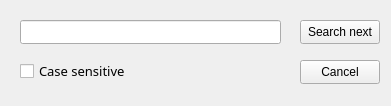
Qt form searchingwindow.ui (Ruha24/YamlEditor) before a commit.
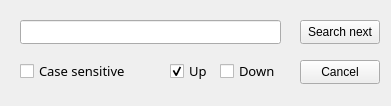
The same form after that commit.

Commit message: Added searching text to up and down

Patch:
```diff
--- a/searchingwindow.ui
+++ b/searchingwindow.ui
@@ -22,7 +22,7 @@
   <property name="maximumSize">
    <size>
     <width>391</width>
-    <height>106</height>
+    <height>150</height>
    </size>
   </property>
   <property name="windowTitle">
@@ -83,6 +83,50 @@
     <string>Case sensitive</string>
    </property>
   </widget>
+  <widget class="QCheckBox" name="downchb">
+   <property name="geometry">
+    <rect>
+     <x>220</x>
+     <y>60</y>
+     <width>61</width>
+     <height>22</height>
+    </rect>
+   </property>
+   <property name="font">
+    <font>
+     <family>Montserrat</family>
+     <pointsize>10</pointsize>
+    </font>
+   </property>
+   <property name="text">
+    <string>Down</string>
+   </property>
+   <property name="checked">
+    <bool>false</bool>
+   </property>
+  </widget>
+  <widget class="QCheckBox" name="upchb">
+   <property name="geometry">
+    <rect>
+     <x>170</x>
+     <y>60</y>
+     <width>41</width>
+     <height>22</height>
+    </rect>
+   </property>
+   <property name="font">
+    <font>
+     <family>Montserrat</family>
+     <pointsize>10</pointsize>
+    </font>
+   </property>
+   <property name="text">
+    <string>Up</string>
+   </property>
+   <property name="checked">
+    <bool>true</bool>
+   </property>
+  </widget>
  </widget>
  <resources/>
  <connections/>
```
The commit also changes 4 other files.
